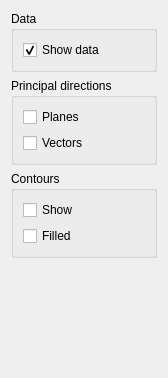
This is ui/widget_linear.ui in ondrolexa/readsdb as Qt 5 draws it before an edit. The edited form follows.
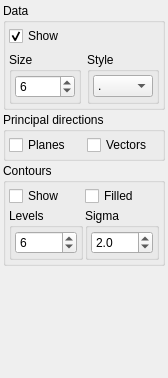
This is the edited form.

```diff
--- a/ui/widget_linear.ui
+++ b/ui/widget_linear.ui
@@ -14,16 +14,236 @@
    <string>Form</string>
   </property>
   <layout class="QVBoxLayout" name="verticalLayout_4">
+   <property name="spacing">
+    <number>2</number>
+   </property>
+   <property name="leftMargin">
+    <number>3</number>
+   </property>
+   <property name="topMargin">
+    <number>3</number>
+   </property>
+   <property name="rightMargin">
+    <number>3</number>
+   </property>
+   <property name="bottomMargin">
+    <number>3</number>
+   </property>
    <item>
     <widget class="QGroupBox" name="groupBox">
      <property name="title">
       <string>Data</string>
      </property>
-     <layout class="QVBoxLayout" name="verticalLayout">
-      <item>
+     <layout class="QGridLayout" name="gridLayout_2">
+      <property name="leftMargin">
+       <number>3</number>
+      </property>
+      <property name="topMargin">
+       <number>3</number>
+      </property>
+      <property name="rightMargin">
+       <number>3</number>
+      </property>
+      <property name="bottomMargin">
+       <number>3</number>
+      </property>
+      <item row="1" column="1">
+       <widget class="QGroupBox" name="groupBox_7">
+        <property name="title">
+         <string>Style</string>
+        </property>
+        <layout class="QVBoxLayout" name="verticalLayout_6">
+         <property name="spacing">
+          <number>2</number>
+         </property>
+         <property name="leftMargin">
+          <number>3</number>
+         </property>
+         <property name="topMargin">
+          <number>3</number>
+         </property>
+         <property name="rightMargin">
+          <number>3</number>
+         </property>
+         <property name="bottomMargin">
+          <number>3</number>
+         </property>
+         <item>
+          <widget class="QComboBox" name="comboStyle">
+           <property name="currentIndex">
+            <number>0</number>
+           </property>
+           <item>
+            <property name="text">
+             <string>.</string>
+            </property>
+           </item>
+           <item>
+            <property name="text">
+             <string>,</string>
+            </property>
+           </item>
+           <item>
+            <property name="text">
+             <string>o</string>
+            </property>
+           </item>
+           <item>
+            <property name="text">
+             <string>v</string>
+            </property>
+           </item>
+           <item>
+            <property name="text">
+             <string>^</string>
+            </property>
+           </item>
+           <item>
+            <property name="text">
+             <string>&lt;</string>
+            </property>
+           </item>
+           <item>
+            <property name="text">
+             <string>&gt;</string>
+            </property>
+           </item>
+           <item>
+            <property name="text">
+             <string>1</string>
+            </property>
+           </item>
+           <item>
+            <property name="text">
+             <string>2</string>
+            </property>
+           </item>
+           <item>
+            <property name="text">
+             <string>3</string>
+            </property>
+           </item>
+           <item>
+            <property name="text">
+             <string>4</string>
+            </property>
+           </item>
+           <item>
+            <property name="text">
+             <string>8</string>
+            </property>
+           </item>
+           <item>
+            <property name="text">
+             <string>s</string>
+            </property>
+           </item>
+           <item>
+            <property name="text">
+             <string>p</string>
+            </property>
+           </item>
+           <item>
+            <property name="text">
+             <string>P</string>
+            </property>
+           </item>
+           <item>
+            <property name="text">
+             <string>*</string>
+            </property>
+           </item>
+           <item>
+            <property name="text">
+             <string>h</string>
+            </property>
+           </item>
+           <item>
+            <property name="text">
+             <string>H</string>
+            </property>
+           </item>
+           <item>
+            <property name="text">
+             <string>+</string>
+            </property>
+           </item>
+           <item>
+            <property name="text">
+             <string>x</string>
+            </property>
+           </item>
+           <item>
+            <property name="text">
+             <string>X</string>
+            </property>
+           </item>
+           <item>
+            <property name="text">
+             <string>D</string>
+            </property>
+           </item>
+           <item>
+            <property name="text">
+             <string>d</string>
+            </property>
+           </item>
+           <item>
+            <property name="text">
+             <string>|</string>
+            </property>
+           </item>
+           <item>
+            <property name="text">
+             <string>_</string>
+            </property>
+           </item>
+          </widget>
+         </item>
+        </layout>
+       </widget>
+      </item>
+      <item row="1" column="0">
+       <widget class="QGroupBox" name="groupBox_6">
+        <property name="title">
+         <string>Size</string>
+        </property>
+        <layout class="QVBoxLayout" name="verticalLayout">
+         <property name="spacing">
+          <number>2</number>
+         </property>
+         <property name="leftMargin">
+          <number>3</number>
+         </property>
+         <property name="topMargin">
+          <number>3</number>
+         </property>
+         <property name="rightMargin">
+          <number>3</number>
+         </property>
+         <property name="bottomMargin">
+          <number>3</number>
+         </property>
+         <item>
+          <widget class="QSpinBox" name="spinSize">
+           <property name="minimum">
+            <number>1</number>
+           </property>
+           <property name="maximum">
+            <number>20</number>
+           </property>
+           <property name="value">
+            <number>6</number>
+           </property>
+          </widget>
+         </item>
+        </layout>
+       </widget>
+      </item>
+      <item row="0" column="0">
        <widget class="QCheckBox" name="checkShowData">
         <property name="text">
-         <string>Show data</string>
+         <string>Show</string>
         </property>
         <property name="checked">
          <bool>true</bool>
@@ -38,15 +258,27 @@
      <property name="title">
       <string>Principal directions</string>
      </property>
-     <layout class="QVBoxLayout" name="verticalLayout_2">
-      <item>
+     <layout class="QGridLayout" name="gridLayout_3">
+      <property name="leftMargin">
+       <number>3</number>
+      </property>
+      <property name="topMargin">
+       <number>3</number>
+      </property>
+      <property name="rightMargin">
+       <number>3</number>
+      </property>
+      <property name="bottomMargin">
+       <number>3</number>
+      </property>
+      <item row="0" column="0">
        <widget class="QCheckBox" name="checkEigPlanes">
         <property name="text">
          <string>Planes</string>
         </property>
        </widget>
       </item>
-      <item>
+      <item row="0" column="1">
        <widget class="QCheckBox" name="checkEigLines">
         <property name="text">
          <string>Vectors</string>
@@ -61,21 +293,116 @@
      <property name="title">
       <string>Contours</string>
      </property>
-     <layout class="QVBoxLayout" name="verticalLayout_3">
-      <item>
+     <layout class="QGridLayout" name="gridLayout">
+      <property name="leftMargin">
+       <number>3</number>
+      </property>
+      <property name="topMargin">
+       <number>3</number>
+      </property>
+      <property name="rightMargin">
+       <number>3</number>
+      </property>
+      <property name="bottomMargin">
+       <number>3</number>
+      </property>
+      <property name="spacing">
+       <number>2</number>
+      </property>
+      <item row="0" column="0">
        <widget class="QCheckBox" name="checkContours">
         <property name="text">
          <string>Show</string>
         </property>
        </widget>
       </item>
-      <item>
+      <item row="0" column="1">
        <widget class="QCheckBox" name="checkContoursFilled">
         <property name="text">
          <string>Filled</string>
         </property>
        </widget>
       </item>
+      <item row="1" column="0">
+       <widget class="QGroupBox" name="groupBox_4">
+        <property name="title">
+         <string>Levels</string>
+        </property>
+        <layout class="QVBoxLayout" name="verticalLayout_3">
+         <property name="spacing">
+          <number>2</number>
+         </property>
+         <property name="leftMargin">
+          <number>3</number>
+         </property>
+         <property name="topMargin">
+          <number>3</number>
+         </property>
+         <property name="rightMargin">
+          <number>3</number>
+         </property>
+         <property name="bottomMargin">
+          <number>3</number>
+         </property>
+         <item>
+          <widget class="QSpinBox" name="spinLevels">
+           <property name="minimum">
+            <number>1</number>
+           </property>
+           <property name="maximum">
+            <number>24</number>
+           </property>
+           <property name="value">
+            <number>6</number>
+           </property>
+          </widget>
+         </item>
+        </layout>
+       </widget>
+      </item>
+      <item row="1" column="1">
+       <widget class="QGroupBox" name="groupBox_5">
+        <property name="title">
+         <string>Sigma</string>
+        </property>
+        <layout class="QVBoxLayout" name="verticalLayout_5">
+         <property name="spacing">
+          <number>2</number>
+         </property>
+         <property name="leftMargin">
+          <number>3</number>
+         </property>
+         <property name="topMargin">
+          <number>3</number>
+         </property>
+         <property name="rightMargin">
+          <number>3</number>
+         </property>
+         <property name="bottomMargin">
+          <number>3</number>
+         </property>
+         <item>
+          <widget class="QDoubleSpinBox" name="spinSigma">
+           <property name="decimals">
+            <number>1</number>
+           </property>
+           <property name="minimum">
+            <double>1.000000000000000</double>
+           </property>
+           <property name="maximum">
+            <double>6.000000000000000</double>
+           </property>
+           <property name="singleStep">
+            <double>0.100000000000000</double>
+           </property>
+           <property name="value">
+            <double>2.000000000000000</double>
+           </property>
+          </widget>
+         </item>
+        </layout>
+       </widget>
+      </item>
      </layout>
     </widget>
    </item>
```
